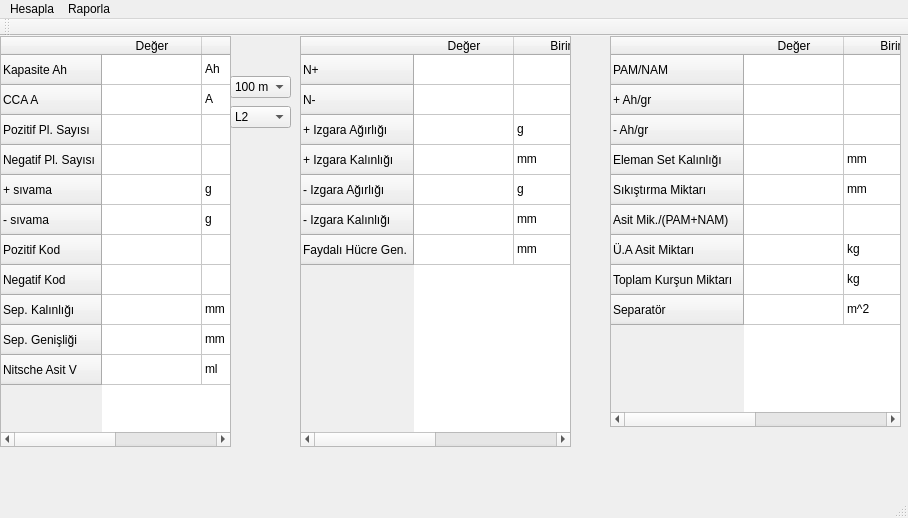
Above: mainwindow.ui from burakulgut/Test before the change. Below: the same form after it.
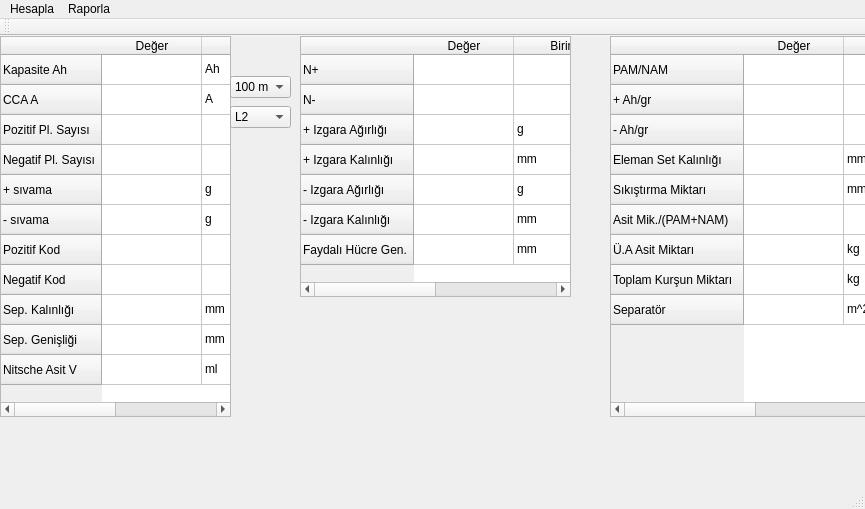
That is the form after the change. Icons and pictures are not drawn.

Commit message: GetInputs implemented

The edit to the form file:
```diff
--- a/mainwindow.ui
+++ b/mainwindow.ui
@@ -6,10 +6,22 @@
    <rect>
     <x>0</x>
     <y>0</y>
-    <width>908</width>
-    <height>518</height>
+    <width>865</width>
+    <height>509</height>
    </rect>
   </property>
+  <property name="minimumSize">
+   <size>
+    <width>865</width>
+    <height>509</height>
+   </size>
+  </property>
+  <property name="maximumSize">
+   <size>
+    <width>865</width>
+    <height>509</height>
+   </size>
+  </property>
   <property name="windowTitle">
    <string>İnci Akü Tasarım</string>
   </property>
@@ -17,8 +29,8 @@
    <widget class="QLabel" name="LogoLabel">
     <property name="geometry">
      <rect>
-      <x>780</x>
-      <y>400</y>
+      <x>740</x>
+      <y>410</y>
       <width>121</width>
       <height>41</height>
      </rect>
@@ -39,7 +51,7 @@
       <x>0</x>
       <y>0</y>
       <width>231</width>
-      <height>411</height>
+      <height>381</height>
      </rect>
     </property>
     <property name="minimumSize">
@@ -236,7 +248,7 @@
       <x>300</x>
       <y>0</y>
       <width>271</width>
-      <height>411</height>
+      <height>261</height>
      </rect>
     </property>
     <row>
@@ -407,7 +419,7 @@
       <x>610</x>
       <y>0</y>
       <width>291</width>
-      <height>391</height>
+      <height>381</height>
      </rect>
     </property>
     <row>
@@ -497,7 +509,7 @@
     <rect>
      <x>0</x>
      <y>0</y>
-     <width>908</width>
+     <width>865</width>
      <height>21</height>
     </rect>
    </property>
```
The commit also changes 2 other files.
